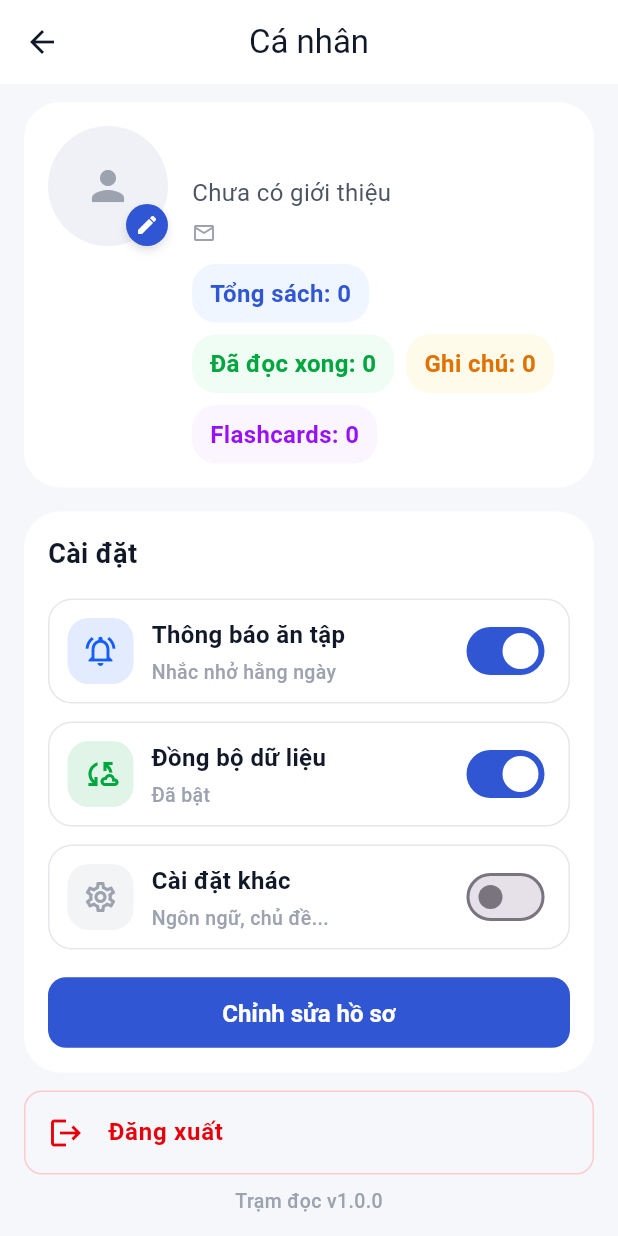
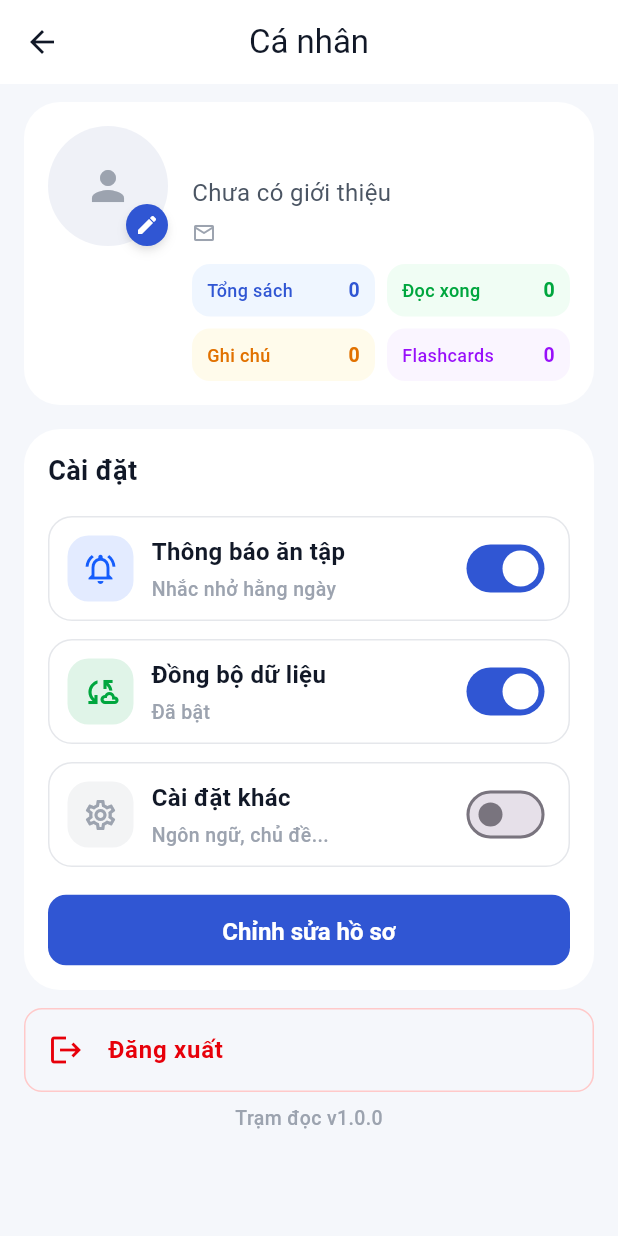
Before and after one commit to nviethung04/tram_doc, a Flutter app: the ProfileScreen screen opened directly, on a phone screen of 412 x 824 dp. Run offline on Flutter 3.47's test engine with Material 3 defaults, Android fonts, the phone set to English and light mode, and no system bars; our stand-ins replace cloud_firestore, cloud_functions, firebase_auth, firebase_core, firebase_messaging, firebase_storage and 2 more; missing offline and left inert: mobile_scanner; accounts and stored records are empty.

Commit message:
Update profile_screen.dart

```diff
--- a/lib/features/profile/profile_screen.dart
+++ b/lib/features/profile/profile_screen.dart
@@ -69,9 +69,9 @@ class _ProfileScreenState extends State<ProfileScreen> {
   }
 
   void _goToEdit(BuildContext context, AppUser? user) {
-    Navigator.of(context).push(
-      MaterialPageRoute(builder: (_) => EditProfileScreen(user: user)),
-    );
+    Navigator.of(
+      context,
+    ).push(MaterialPageRoute(builder: (_) => EditProfileScreen(user: user)));
   }
 
   @override
@@ -93,8 +93,10 @@ class _ProfileScreenState extends State<ProfileScreen> {
         builder: (context, snapshot) {
           final appUser = snapshot.data;
           final authUser = _auth.currentUser;
-          final displayName = appUser?.displayName ?? authUser?.displayName ?? 'Người dùng';
-          final email = appUser?.email ?? authUser?.email ?? 'Chưa cập nhật email';
+          final displayName =
+              appUser?.displayName ?? authUser?.displayName ?? 'Người dùng';
+          final email =
+              appUser?.email ?? authUser?.email ?? 'Chưa cập nhật email';
           final subtitle = appUser?.bio?.trim().isNotEmpty == true
               ? appUser!.bio!
               : 'Chưa có giới thiệu';
@@ -158,8 +160,8 @@ class _ProfileHeader extends StatelessWidget {
 
   @override
   Widget build(BuildContext context) {
-    String formatCount(String label, int value) {
-      return loadingCounts ? '$label: ...' : '$label: $value';
+    String formatValue(int value) {
+      return loadingCounts ? '...' : '$value';
     }
 
     return Container(
@@ -180,7 +182,11 @@ class _ProfileHeader extends StatelessWidget {
                     ? ImageUtils.getImageProvider(photoUrl!)
                     : null,
                 child: photoUrl == null || photoUrl!.isEmpty
-                    ? const Icon(Icons.person, color: AppColors.textMuted, size: 32)
+                    ? const Icon(
+                        Icons.person,
+                        color: AppColors.textMuted,
+                        size: 32,
+                      )
                     : null,
               ),
               Positioned(
@@ -236,35 +242,50 @@ class _ProfileHeader extends StatelessWidget {
                       color: AppColors.textMuted,
                     ),
                     const SizedBox(width: 6),
+                    Expanded(child: Text(email, style: AppTypography.caption)),
+                  ],
+                ),
+                const SizedBox(height: 12),
+                Row(
+                  children: [
                     Expanded(
-                      child: Text(email, style: AppTypography.caption),
+                      child: _StatTile(
+                        label: 'Tổng sách',
+                        value: formatValue(totalBooks),
+                        color: const Color(0xFFEFF6FF),
+                        textColor: AppColors.primary,
+                      ),
+                    ),
+                    const SizedBox(width: 8),
+                    Expanded(
+                      child: _StatTile(
+                        label: 'Đọc xong',
+                        value: formatValue(readBooks),
+                        color: const Color(0xFFF0FDF4),
+                        textColor: const Color(0xFF00A63E),
+                      ),
                     ),
                   ],
                 ),
-                const SizedBox(height: 12),
-                Wrap(
-                  spacing: 8,
-                  runSpacing: 8,
+                const SizedBox(height: 8),
+                Row(
                   children: [
-                    _TagChip(
-                      label: formatCount('Tổng sách', totalBooks),
-                      color: const Color(0xFFEFF6FF),
-                      textColor: AppColors.primary,
-                    ),
-                    _TagChip(
-                      label: formatCount('Đã đọc xong', readBooks),
-                      color: const Color(0xFFF0FDF4),
-                      textColor: const Color(0xFF00A63E),
-                    ),
-                    _TagChip(
-                      label: formatCount('Ghi chú', notesCount),
+                    Expanded(
+                      child: _StatTile(
+                        label: 'Ghi chú',
+                        value: formatValue(notesCount),
                         color: const Color(0xFFFFFBEB),
                         textColor: const Color(0xFFE17100),
                       ),
-                    _TagChip(
-                      label: formatCount('Flashcards', flashcardsCount),
+                    ),
+                    const SizedBox(width: 8),
+                    Expanded(
+                      child: _StatTile(
+                        label: 'Flashcards',
+                        value: formatValue(flashcardsCount),
                         color: const Color(0xFFFAF5FF),
                         textColor: const Color(0xFF9810FA),
+                      ),
                     ),
                   ],
                 ),
@@ -277,12 +298,15 @@ class _ProfileHeader extends StatelessWidget {
   }
 }
 
-class _TagChip extends StatelessWidget {
+class _StatTile extends StatelessWidget {
   final String label;
+  final String value;
   final Color color;
   final Color textColor;
-  const _TagChip({
+
+  const _StatTile({
     required this.label,
+    required this.value,
     required this.color,
     required this.textColor,
   });
@@ -290,17 +314,33 @@ class _TagChip extends StatelessWidget {
   @override
   Widget build(BuildContext context) {
     return Container(
-      padding: const EdgeInsets.symmetric(horizontal: 12, vertical: 8),
+      padding: const EdgeInsets.symmetric(horizontal: 10, vertical: 8),
       decoration: BoxDecoration(
         color: color,
-        borderRadius: BorderRadius.circular(16),
+        borderRadius: BorderRadius.circular(12),
       ),
+      child: Row(
+        children: [
+          Expanded(
             child: Text(
               label,
-        style: AppTypography.body.copyWith(
+              maxLines: 1,
+              overflow: TextOverflow.ellipsis,
+              style: AppTypography.caption.copyWith(
                 color: textColor,
-          fontWeight: FontWeight.w600,
+                fontSize: 12,
               ),
+            ),
+          ),
+          const SizedBox(width: 6),
+          Text(
+            value,
+            style: AppTypography.bodyBold.copyWith(
+              color: textColor,
+              fontSize: 13,
+            ),
+          ),
+        ],
       ),
     );
   }
@@ -361,9 +401,14 @@ class _SettingsCard extends StatelessWidget {
               style: ElevatedButton.styleFrom(
                 backgroundColor: AppColors.primary,
                 padding: const EdgeInsets.symmetric(vertical: 12),
-                shape: RoundedRectangleBorder(borderRadius: BorderRadius.circular(12)),
+                shape: RoundedRectangleBorder(
+                  borderRadius: BorderRadius.circular(12),
                 ),
-              child: const Text('Chỉnh sửa hồ sơ', style: TextStyle(color: Colors.white)),
+              ),
+              child: const Text(
+                'Chỉnh sửa hồ sơ',
+                style: TextStyle(color: Colors.white),
+              ),
             ),
           ),
         ],
```
Lines whose indentation alone changed are shown as unchanged.
